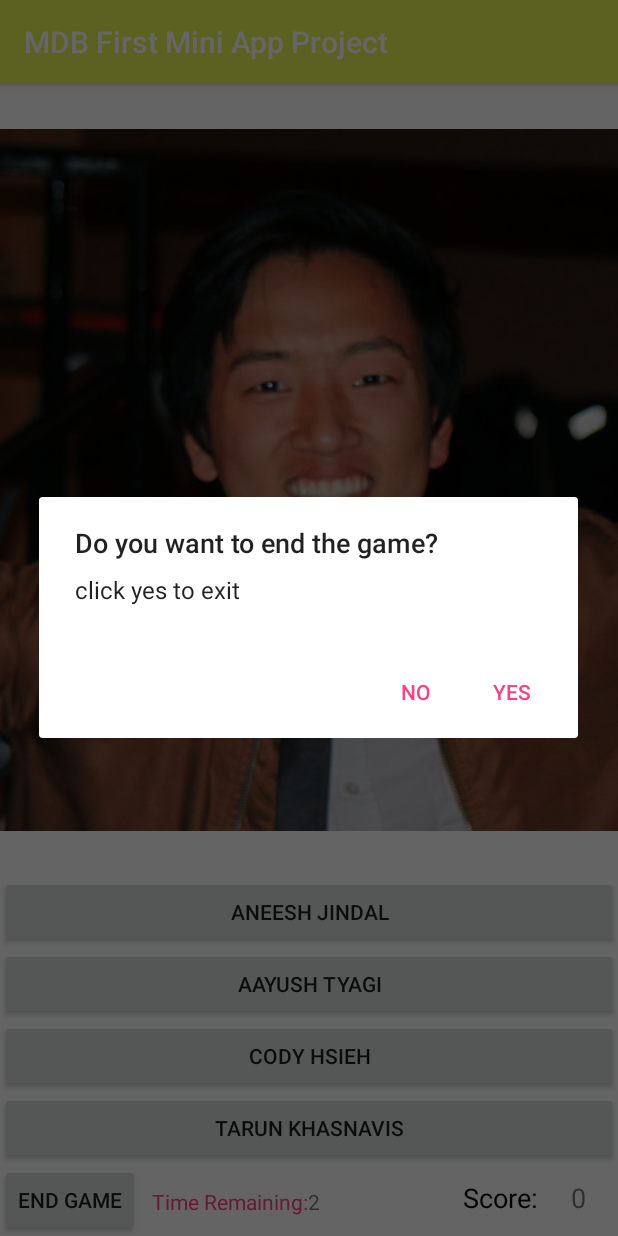
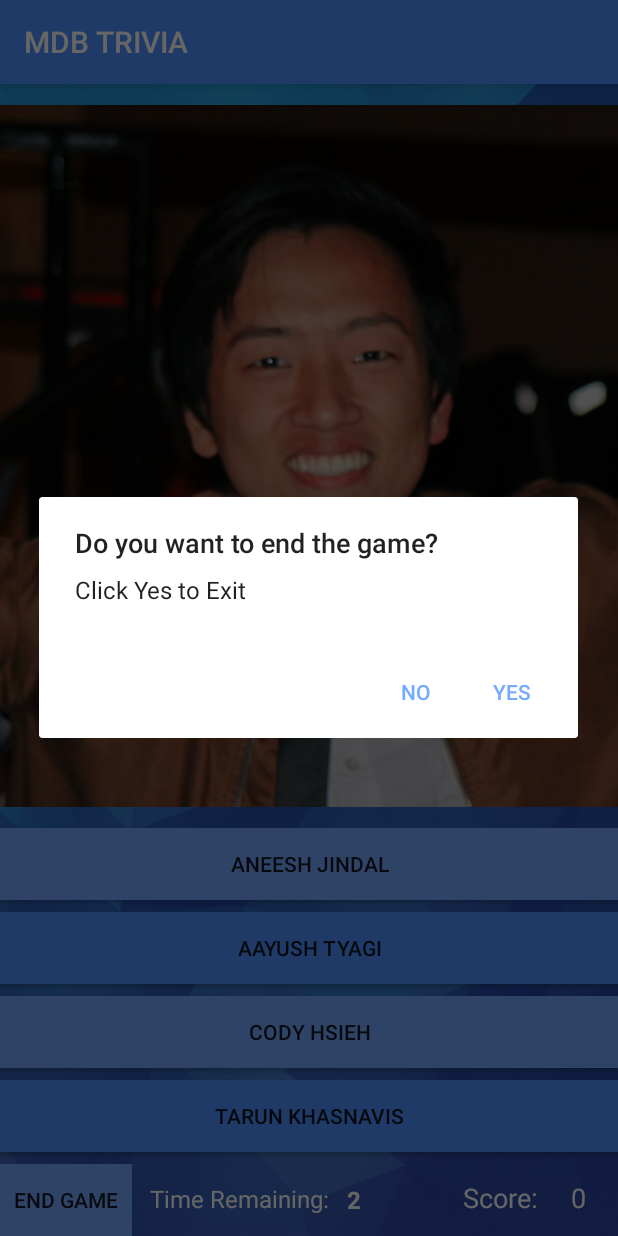
Before and after one commit to paulshaoyuqiao/Android-Projects-Trivia-Game, an Android app: the MainActivity screen opened directly, with no data from a screen before it, after a tap on "END GAME", on a phone screen of 412 x 824 dp. Run offline under Robolectric (Android 15) with nearby library versions, the phone set to English and light mode, and no system bars.

Commit message:
MDB TRIVIA
MDB TRIVIA

```diff
--- a/app/build.gradle
+++ b/app/build.gradle
@@ -2,7 +2,7 @@ apply plugin: 'com.android.application'
 
 android {
     compileSdkVersion 25
-    buildToolsVersion "25.0.3"
+    buildToolsVersion '26.0.2'
     defaultConfig {
         applicationId "com.bignerdranch.android.mdbfirstminiappproject"
         minSdkVersion 15
--- a/app/src/main/java/com/bignerdranch/android/mdbfirstminiappproject/MainActivity.java
+++ b/app/src/main/java/com/bignerdranch/android/mdbfirstminiappproject/MainActivity.java
@@ -83,7 +83,7 @@ public class MainActivity extends AppCompatActivity {
         //input a new question/new 4 options
         newQuestion(turn);
 
-         mCountDown = new CountDownTimer(5100, 1000) {
+         mCountDown = new CountDownTimer(5500, 1000) {
 
             @Override
             public void onTick(long millisUntilFinished) {
@@ -102,6 +102,7 @@ public class MainActivity extends AppCompatActivity {
         }.start();
         mCountDown.cancel();
         mCountDown.start();
+
 
         firstChoice.setOnClickListener(new View.OnClickListener() {
             @Override
@@ -238,20 +239,21 @@ public class MainActivity extends AppCompatActivity {
                 alertDialogBuilder.setTitle("Do you want to end the game?");
 
                 //creating alert message
-                alertDialogBuilder.setMessage("click yes to exit");
+                alertDialogBuilder.setMessage("Click Yes to Exit");
                 //so users can't
                 alertDialogBuilder.setCancelable(false);
 
-                alertDialogBuilder.setPositiveButton("yes", new DialogInterface.OnClickListener() {
+                alertDialogBuilder.setPositiveButton("Yes", new DialogInterface.OnClickListener() {
                     public void onClick(DialogInterface dialog, int id) {
                         //if clicked, go back to main activity (welcome screen)
                         Intent myIntent = new Intent(MainActivity.this, WelcomeScreen.class);
                         startActivity(myIntent);
+                        onStop();
 
                     }
                 });
 
-                alertDialogBuilder.setNegativeButton("no", new DialogInterface.OnClickListener() {
+                alertDialogBuilder.setNegativeButton("No", new DialogInterface.OnClickListener() {
                     public void onClick(DialogInterface dialog, int id) {
                         //if no is selected, do nothing
                         dialog.cancel();
@@ -259,11 +261,24 @@ public class MainActivity extends AppCompatActivity {
                 });
                 AlertDialog alert11 = alertDialogBuilder.create();
                 alert11.show();
+
             }
         });
     }
+    public void onStop() {super.onStop();
+    mCountDown.cancel();
+    }
 
-    private void newQuestion(int number){
+    public void onPause(){
+        super.onPause();
+    }
+
+    public void onResume(){
+        super.onResume();
+        mCountDown.start();
+    }
+
+    public void newQuestion(int number){
         //shuffle the list
         //set member image (the first term) to the screen
         Collections.shuffle(list);
--- a/app/src/main/res/layout/activity_main.xml
+++ b/app/src/main/res/layout/activity_main.xml
@@ -1,20 +1,19 @@
 <?xml version="1.0" encoding="utf-8"?>
-<RelativeLayout
-    xmlns:android="http://schemas.android.com/apk/res/android"
+<RelativeLayout xmlns:android="http://schemas.android.com/apk/res/android"
+    xmlns:app="http://schemas.android.com/apk/res-auto"
     xmlns:tools="http://schemas.android.com/tools"
-    xmlns:app="http://schemas.android.com/apk/res-auto"
     android:layout_width="match_parent"
     android:layout_height="match_parent"
+    android:background="@drawable/bluetriangle"
     tools:context="com.bignerdranch.android.mdbfirstminiappproject.MainActivity">
 
     <ImageView
         android:id="@+id/memberPic"
         android:layout_width="match_parent"
-        android:layout_height="wrap_content"
-        android:layout_alignParentTop="true"
+        android:layout_height="match_parent"
+        android:layout_above="@+id/firstChoice"
         android:layout_alignParentLeft="true"
-        android:layout_alignParentStart="true"
-        android:layout_above="@+id/firstChoice"/>
+        android:layout_alignParentStart="true" />
 
     <Button
         android:id="@+id/endGameButton"
@@ -23,91 +22,107 @@
         android:layout_alignParentBottom="true"
         android:layout_alignParentLeft="true"
         android:layout_alignParentStart="true"
-        android:text="End Game"/>
+        android:background="@color/colorPrimaryDark"
+        android:text="End Game" />
 
     <Button
         android:id="@+id/fourthChoice"
         android:layout_width="match_parent"
         android:layout_height="wrap_content"
         android:layout_above="@+id/endGameButton"
-        android:text=""
-        android:layout_alignParentRight="true"
-        android:layout_alignParentEnd="true"/>
+        android:layout_alignParentLeft="true"
+        android:layout_alignParentStart="true"
+        android:layout_marginBottom="8dp"
+        android:background="@color/colorPrimary"
+        android:text="" />
 
     <Button
         android:id="@+id/thirdChoice"
         android:layout_width="match_parent"
         android:layout_height="wrap_content"
-        android:text=""
         android:layout_above="@+id/fourthChoice"
         android:layout_alignParentLeft="true"
-        android:layout_alignParentStart="true"/>
+        android:layout_alignParentStart="true"
+        android:layout_marginBottom="8dp"
+        android:background="@color/colorPrimaryDark"
+        android:text="" />
 
     <Button
         android:id="@+id/secondChoice"
         android:layout_width="match_parent"
         android:layout_height="wrap_content"
         android:layout_above="@+id/thirdChoice"
-        android:layout_alignEnd="@+id/thirdChoice"
-        android:layout_alignRight="@+id/thirdChoice"
-        android:text=""/>
+        android:layout_alignParentLeft="true"
+        android:layout_alignParentStart="true"
+        android:layout_marginBottom="8dp"
+        android:background="@color/colorPrimary"
+        android:text="" />
 
     <TextView
         android:id="@+id/scoreBoard"
         android:layout_width="wrap_content"
         android:layout_height="wrap_content"
-        android:text="Score:"
-        android:textColor="@android:color/background_dark"
-        android:textSize="18sp"
         android:layout_alignBaseline="@+id/endGameButton"
         android:layout_alignBottom="@+id/endGameButton"
+        android:layout_marginEnd="22dp"
+        android:layout_marginRight="22dp"
         android:layout_toLeftOf="@+id/gameScore"
         android:layout_toStartOf="@+id/gameScore"
-        android:layout_marginRight="22dp"
-        android:layout_marginEnd="22dp"/>
+        android:text="Score:"
+        android:textColor="@android:color/background_light"
+        android:textSize="18sp" />
 
     <TextView
         android:id="@+id/gameScore"
         android:layout_width="wrap_content"
         android:layout_height="wrap_content"
-        android:text=""
-        android:textSize="18sp"
         android:layout_alignBaseline="@+id/scoreBoard"
         android:layout_alignBottom="@+id/scoreBoard"
+        android:layout_alignParentEnd="true"
         android:layout_alignParentRight="true"
-        android:layout_alignParentEnd="true"
+        android:layout_marginEnd="21dp"
         android:layout_marginRight="21dp"
-        android:layout_marginEnd="21dp"/>
+        android:text=""
+        android:textColor="@android:color/background_light"
+        android:textSize="18sp" />
 
     <Button
         android:id="@+id/firstChoice"
         android:layout_width="match_parent"
         android:layout_height="wrap_content"
         android:layout_above="@+id/secondChoice"
-        android:layout_centerHorizontal="true"
-        android:text=""/>
+        android:layout_alignParentLeft="true"
+        android:layout_alignParentStart="true"
+        android:layout_marginBottom="8dp"
+        android:background="@color/colorPrimaryDark"
+        android:text="" />
 
     <TextView
         android:id="@+id/TimeRemaining"
         android:layout_width="wrap_content"
         android:layout_height="wrap_content"
-        android:layout_marginLeft="8dp"
-        android:layout_marginStart="8dp"
+        android:layout_alignBaseline="@+id/scoreBoard"
+        android:layout_alignBottom="@+id/scoreBoard"
+        android:layout_marginLeft="12dp"
+        android:layout_marginStart="12dp"
+        android:layout_toEndOf="@+id/endGameButton"
+        android:layout_toRightOf="@+id/endGameButton"
         android:text="Time Remaining:"
-        android:textColor="@color/colorAccent"
-        tools:text="Time Remaining:"
-        android:layout_alignBottom="@+id/scoreBoard"
-        android:layout_toRightOf="@+id/endGameButton"
-        android:layout_toEndOf="@+id/endGameButton"/>
+        android:textColor="@android:color/background_light"
+        android:textSize="16sp"
+        tools:text="Time Remaining:" />
 
     <TextView
         android:id="@+id/time"
         android:layout_width="wrap_content"
         android:layout_height="wrap_content"
-        android:layout_alignBaseline="@+id/TimeRemaining"
-        android:layout_alignBottom="@+id/TimeRemaining"
+        android:layout_alignBottom="@+id/scoreBoard"
+        android:layout_marginLeft="12dp"
+        android:layout_marginStart="12dp"
         android:layout_toEndOf="@+id/TimeRemaining"
         android:layout_toRightOf="@+id/TimeRemaining"
-        />
+        android:textColor="@android:color/background_light"
+        android:textSize="16sp"
+        android:textStyle="bold" />
 
 </RelativeLayout>
--- a/app/src/main/res/values/colors.xml
+++ b/app/src/main/res/values/colors.xml
@@ -1,6 +1,7 @@
 <?xml version="1.0" encoding="utf-8"?>
 <resources>
-    <color name="colorPrimary">#e3f352</color>
-    <color name="colorPrimaryDark">#b833f1</color>
-    <color name="colorAccent">#FF4081</color>
+    <color name="colorPrimary">#4f92ff</color>
+    <color name="colorPrimaryDark">#73a9ff</color>
+    <color name="colorAccent">#73a9ff</color>
+    <color name="colorButton">#1a77db</color>
 </resources>
--- a/app/src/main/res/values/strings.xml
+++ b/app/src/main/res/values/strings.xml
@@ -1,3 +1,3 @@
 <resources>
-    <string name="app_name">MDB First Mini App Project</string>
+    <string name="app_name">MDB TRIVIA</string>
 </resources>
--- a/build.gradle
+++ b/build.gradle
@@ -5,7 +5,7 @@ buildscript {
         jcenter()
     }
     dependencies {
-        classpath 'com.android.tools.build:gradle:2.3.3'
+        classpath 'com.android.tools.build:gradle:3.0.1'
 
         // NOTE: Do not place your application dependencies here; they belong
         // in the individual module build.gradle files
```
Also changed, not shown: app/src/main/res/layout/activity_welcome_screen.xml (+24 -17 lines), gradle/wrapper/gradle-wrapper.properties, 4 other files.
